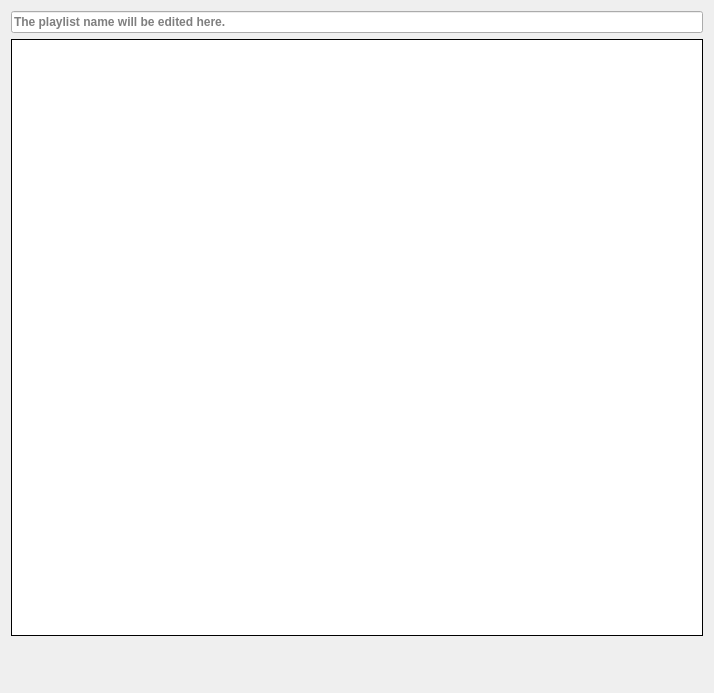
Above: ui/dialogs/playlistedit.ui from amirmohsen1384/mockingbird before the change. Below: the same form after it.
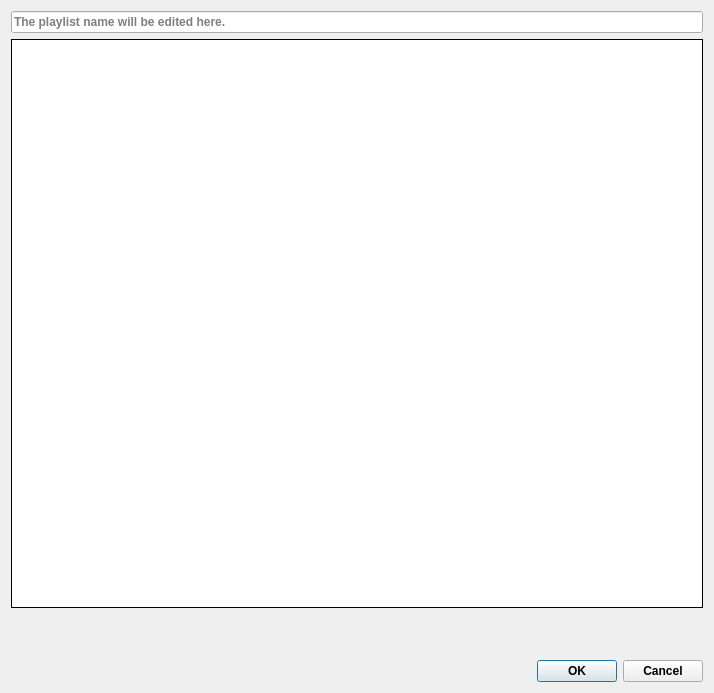
That is the form after the change. Icons and pictures are not drawn. Custom widgets are drawn as their Qt base class.

```diff
--- a/ui/dialogs/playlistedit.ui
+++ b/ui/dialogs/playlistedit.ui
@@ -205,6 +205,13 @@
    <item>
     <widget class="ArrangeWidget" name="arrangePanel" native="true"/>
    </item>
+   <item>
+    <widget class="QDialogButtonBox" name="controlButtonBox">
+     <property name="standardButtons">
+      <set>QDialogButtonBox::StandardButton::Cancel|QDialogButtonBox::StandardButton::Ok</set>
+     </property>
+    </widget>
+   </item>
   </layout>
  </widget>
  <customwidgets>
```
Left out of the diff: 48 changed lines with no effect on the pictures.
